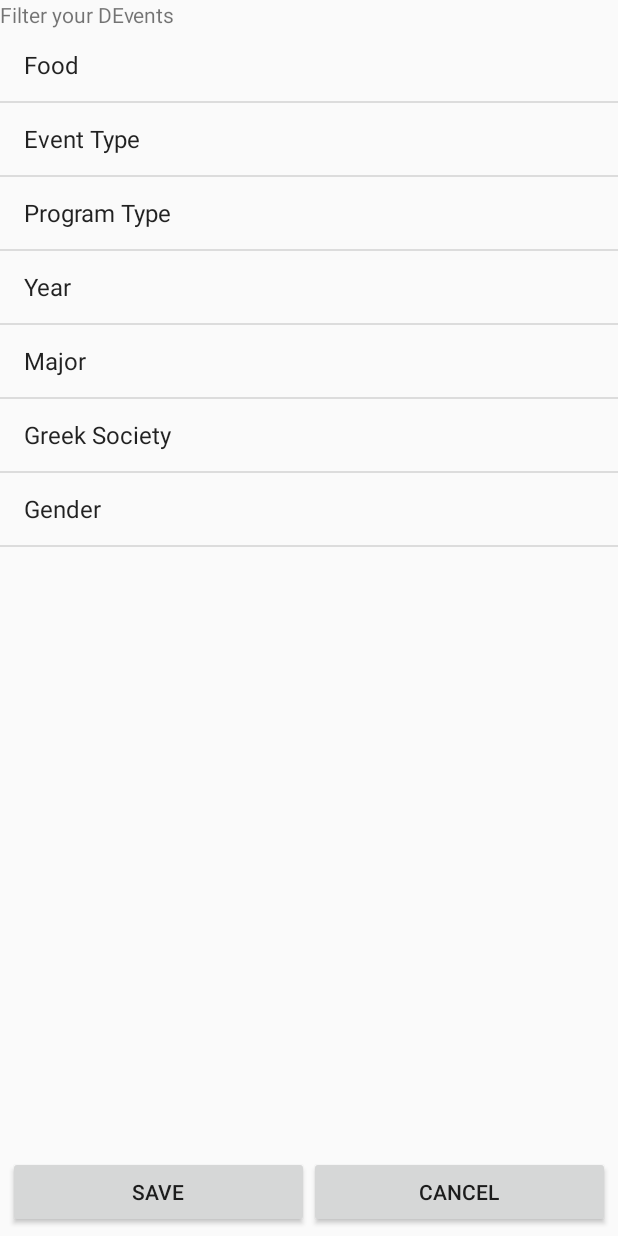
After one commit to polurud/Devents1-master2-kf-dep-v3, an Android app: the layout activity_filter_window.xml on its own in the app's theme, with its tools: preview values and no code run, on a phone screen of 412 x 824 dp. The commit adds this screen. Run offline under Robolectric (Android 15) with nearby library versions, the phone set to English and light mode, and no system bars.

Commit message:
Filter showing, not yet functional

```diff
--- a/app/src/main/AndroidManifest.xml
+++ b/app/src/main/AndroidManifest.xml
@@ -65,7 +65,8 @@
         </activity>
         <activity android:name=".DisplayEventActivity" />
         <activity android:name=".FunctionActivity" />
-        <activity android:name=".PlaceAutocompleteActivity"></activity>
+        <activity android:name=".PlaceAutocompleteActivity" />
+        <activity android:name=".FilterWindow"></activity>
     </application>
 
 </manifest>
--- a/app/src/main/java/com/dartmouth/kd/devents/MapFragment.java
+++ b/app/src/main/java/com/dartmouth/kd/devents/MapFragment.java
@@ -7,6 +7,9 @@ import android.os.Bundle;
 import android.app.Fragment;
 import android.util.Log;
 import android.view.LayoutInflater;
+import android.view.Menu;
+import android.view.MenuInflater;
+import android.view.MenuItem;
 import android.view.View;
 import android.view.ViewGroup;
 import android.widget.Button;
@@ -18,10 +21,12 @@ import android.widget.Toast;
 public class MapFragment extends Fragment {
 
     private Intent myIntent;
+    public static Context mContext;
 
     @Override
     public void onCreate(Bundle savedInstanceState) {
         super.onCreate(savedInstanceState);
+        //
         setRetainInstance(true);
     }
     public View onCreateView(LayoutInflater inflater, ViewGroup container, Bundle savedInstanceState) {
@@ -41,4 +46,5 @@ public class MapFragment extends Fragment {
         return ret;
     }
 
+
 }
--- /dev/null
+++ b/app/src/main/res/layout/activity_filter_window.xml
@@ -0,0 +1,45 @@
+<?xml version="1.0" encoding="utf-8"?>
+<LinearLayout xmlns:android="http://schemas.android.com/apk/res/android"
+    android:layout_width="fill_parent"
+    android:layout_height="fill_parent"
+    android:orientation="vertical" >
+
+    <TextView
+        android:layout_width="wrap_content"
+        android:layout_height="wrap_content"
+        android:text="Filter your DEvents"/>
+
+    <ListView
+        android:id="@+id/listview2"
+        android:layout_width="match_parent"
+        android:layout_height="0dp"
+        android:layout_weight="1"
+        android:entries="@array/create_event_audience_preferences" >
+    </ListView>
+
+    <LinearLayout
+        android:layout_width="match_parent"
+        android:layout_height="wrap_content"
+        android:layout_margin="5dp"
+        android:orientation="horizontal" >
+
+        <Button
+            android:id="@+id/btnSave"
+            android:layout_width="0dp"
+            android:layout_height="wrap_content"
+            android:layout_gravity="center_horizontal"
+            android:layout_weight="1"
+            android:onClick="onSaveClicked"
+            android:text="@string/ui_button_save" >
+        </Button>
+
+        <Button
+            android:id="@+id/btnCancel"
+            android:layout_width="0dp"
+            android:layout_height="wrap_content"
+            android:layout_weight="1"
+            android:onClick="onCancelClicked"
+            android:text="@string/ui_button_cancel" >
+        </Button>
+    </LinearLayout>
+</LinearLayout>
```
Also changed, not shown: app/src/main/java/com/dartmouth/kd/devents/CalendarActivity.java (+33 -1 lines), app/src/main/java/com/dartmouth/kd/devents/DialogFragment.java (+80 -49 lines), app/src/main/java/com/dartmouth/kd/devents/FilterWindow.java (added, +147 -0 lines), app/src/main/java/com/dartmouth/kd/devents/Filters.java (added, +84 -0 lines), app/src/main/java/com/dartmouth/kd/devents/MapsActivity.java (+24 -0 lines), app/src/main/res/menu/filter_menu.xml (added, +12 -0 lines).
